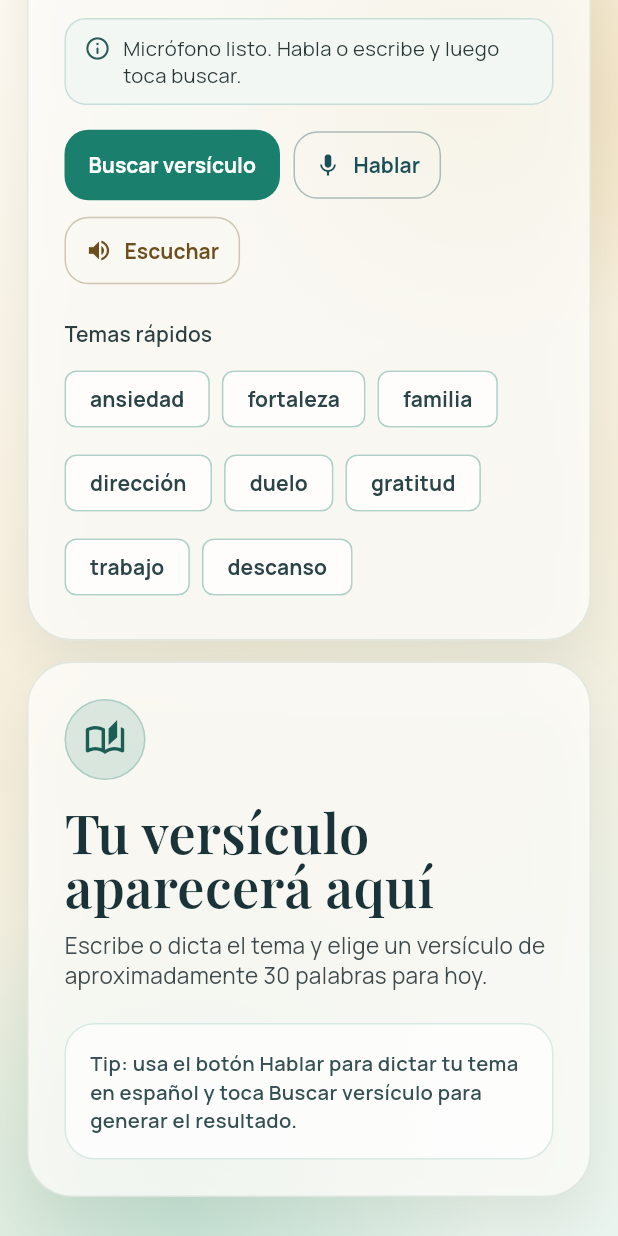
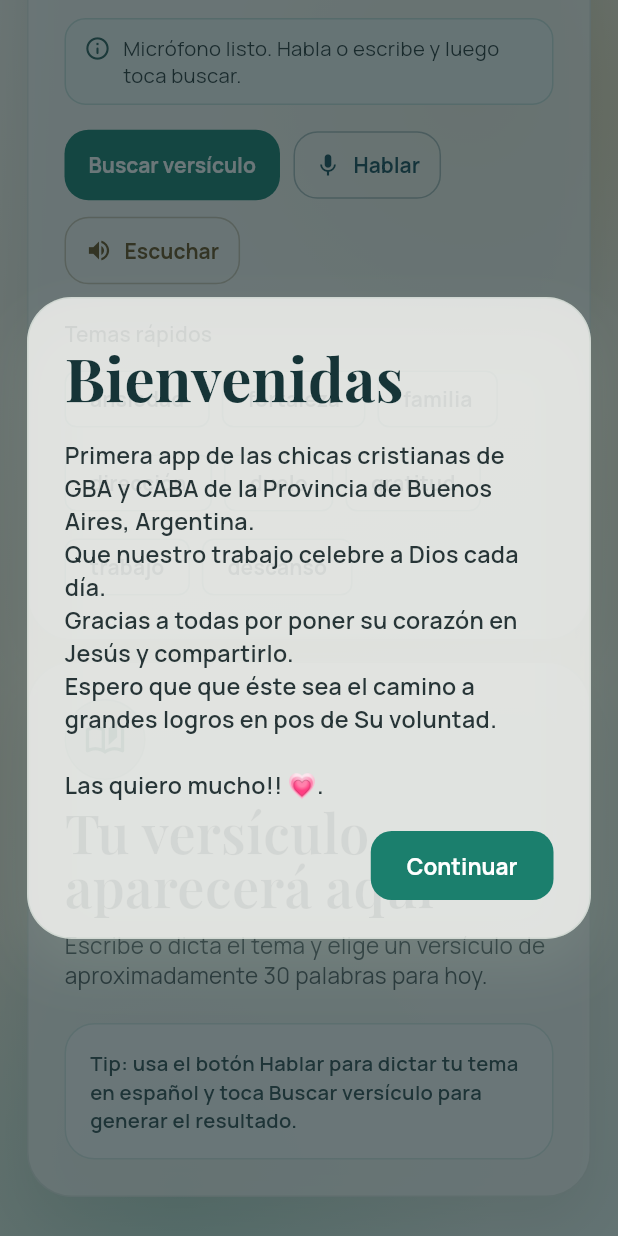
Before and after one commit to Lulisderoo20/verso-vivo, a Flutter app: the screen it shows after launch, scrolled down 431 dp, on a phone screen of 412 x 824 dp. Run offline on Flutter 3.47's test engine with Material 3 defaults, Android fonts, the phone set to English and light mode, and no system bars; our stand-ins replace flutter_tts, font_awesome_flutter, google_fonts, share_plus, speech_to_text.

Commit message:
feat: bienvenida comunidad + branding premium

```diff
--- a/lib/main.dart
+++ b/lib/main.dart
@@ -57,6 +57,13 @@ class _VerseHomePageState extends State<VerseHomePage> {
   static const String _appName = 'VersoVivo';
   static const String _question =
       '¿Sobre qué quieres que trate el versículo de hoy?';
+  static const String _welcomeMessage =
+      'Primera app de las chicas cristianas de GBA y CABA de la Provincia de Buenos Aires, Argentina.\n'
+      'Que nuestro trabajo celebre a Dios cada día.\n'
+      'Gracias a todas por poner su corazón en Jesús y compartirlo.\n'
+      'Espero que que éste sea el camino a grandes logros en pos de Su voluntad.\n'
+      '\n'
+      'Las quiero mucho!! 💗.';
   static const String _webUrl = 'https://verso-vivo.pages.dev';
   static const String _androidUrl =
       'https://play.google.com/store/apps/details?id=com.usuario.verso_vivo';
@@ -77,6 +84,7 @@ class _VerseHomePageState extends State<VerseHomePage> {
   bool _speechEnabled = false;
   bool _isListening = false;
   bool _isSpeaking = false;
+  bool _showWelcomeOverlay = true;
 
   @override
   void initState() {
@@ -709,7 +717,77 @@ class _VerseHomePageState extends State<VerseHomePage> {
                 ),
               ),
             ),
+            if (_showWelcomeOverlay) Positioned.fill(child: _buildWelcomeOverlay()),
           ],
+        ),
+      ),
+    );
+  }
+
+  Widget _buildWelcomeOverlay() {
+    return DecoratedBox(
+      decoration: BoxDecoration(
+        color: const Color(0xFF102327).withOpacity(0.62),
+      ),
+      child: Center(
+        child: Padding(
+          padding: const EdgeInsets.symmetric(horizontal: 18, vertical: 18),
+          child: ConstrainedBox(
+            constraints: const BoxConstraints(maxWidth: 760),
+            child: _SoftPanel(
+              child: Column(
+                mainAxisSize: MainAxisSize.min,
+                crossAxisAlignment: CrossAxisAlignment.start,
+                children: [
+                  Text(
+                    'Bienvenidas',
+                    style: GoogleFonts.playfairDisplay(
+                      fontSize: 40,
+                      fontWeight: FontWeight.w700,
+                      color: const Color(0xFF163437),
+                    ),
+                  ),
+                  const SizedBox(height: 12),
+                  Text(
+                    _welcomeMessage,
+                    style: GoogleFonts.manrope(
+                      fontSize: 15.5,
+                      height: 1.45,
+                      color: const Color(0xFF273537),
+                      fontWeight: FontWeight.w600,
+                    ),
+                  ),
+                  const SizedBox(height: 18),
+                  Align(
+                    alignment: Alignment.centerRight,
+                    child: FilledButton(
+                      onPressed: () {
+                        setState(() {
+                          _showWelcomeOverlay = false;
+                        });
+                      },
+                      style: FilledButton.styleFrom(
+                        backgroundColor: const Color(0xFF1B7F6D),
+                        foregroundColor: Colors.white,
+                        padding: const EdgeInsets.symmetric(
+                          horizontal: 24,
+                          vertical: 13,
+                        ),
+                        textStyle: GoogleFonts.manrope(
+                          fontWeight: FontWeight.w700,
+                          fontSize: 15,
+                        ),
+                        shape: RoundedRectangleBorder(
+                          borderRadius: BorderRadius.circular(14),
+                        ),
+                      ),
+                      child: const Text('Continuar'),
+                    ),
+                  ),
+                ],
+              ),
+            ),
+          ),
         ),
       ),
     );
```
Also changed, not shown: assets/branding/app_icon.png, assets/branding/app_icon_foreground.png, 38 other files.
